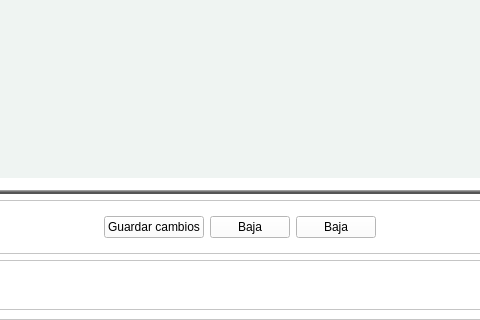
Above: interfaces/main.ui from NotEruma/Scholary_Project before the change; both pictures show x 387 to 867 and y 278 to 598 of the 1286 by 598 pixel window. Below: the same form after it.
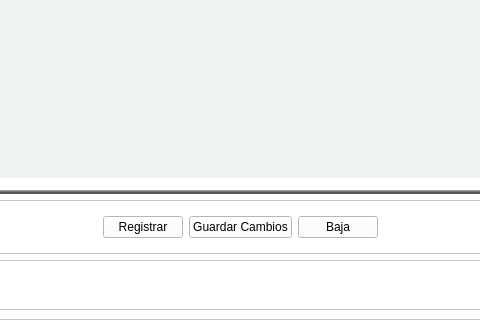
That is the form after the change. Icons and pictures are not drawn.

Diff of the .ui file:
```diff
--- a/interfaces/main.ui
+++ b/interfaces/main.ui
@@ -2203,14 +2203,14 @@
               <item alignment="Qt::AlignHCenter">
                <widget class="QPushButton" name="RegAlumn">
                 <property name="text">
-                 <string>Guardar cambios</string>
+                 <string>Registrar</string>
                 </property>
                </widget>
               </item>
               <item>
-               <widget class="QPushButton" name="ElimnAlumnIns">
+               <widget class="QPushButton" name="ActuAlumnIns">
                 <property name="text">
-                 <string>Baja</string>
+                 <string>Guardar Cambios</string>
                 </property>
                </widget>
               </item>
```
Left out of the diff: 2 changed lines with no effect on the pictures.
